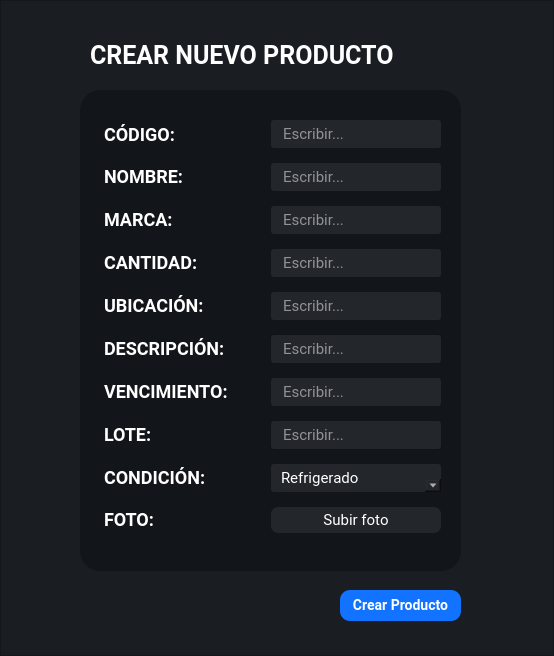
The window that Interfaces/main/nuevo_producto_ui.ui (juanignaciocansillieri/Proyecto-Final) describes before a commit, drawn with Qt 5.
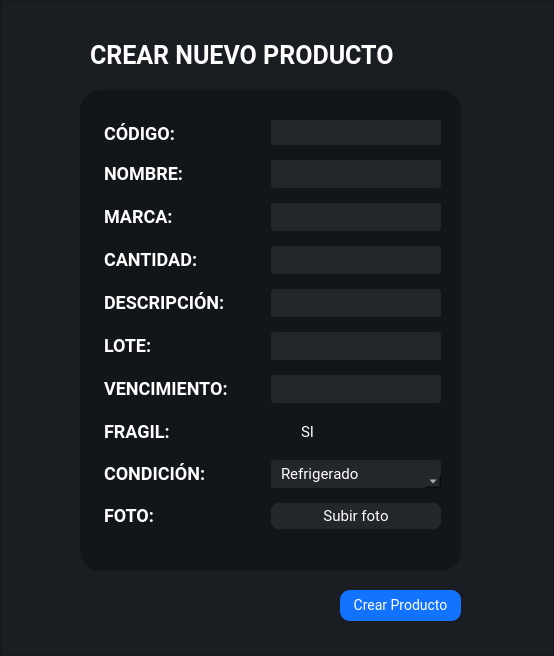
The same window after the commit.

Commit message: logica nuevo producto

What changed in the file:
```diff
--- a/Interfaces/main/nuevo_producto_ui.ui
+++ b/Interfaces/main/nuevo_producto_ui.ui
@@ -146,7 +146,7 @@
 font-family:Roboto;
 margin-top: 3px;
 border: none;
-font-size:15px;
+font-size:12px;
 font-weight: 400;
 
 }
@@ -156,7 +156,7 @@
 }</string>
            </property>
            <property name="placeholderText">
-            <string>Escribir...</string>
+            <string/>
            </property>
           </widget>
          </item>
@@ -187,7 +187,7 @@
 }</string>
            </property>
            <property name="placeholderText">
-            <string>Escribir...</string>
+            <string/>
            </property>
           </widget>
          </item>
@@ -218,7 +218,7 @@
 }</string>
            </property>
            <property name="placeholderText">
-            <string>Escribir...</string>
+            <string/>
            </property>
           </widget>
          </item>
@@ -277,7 +277,7 @@
 }</string>
            </property>
            <property name="placeholderText">
-            <string>Escribir...</string>
+            <string/>
            </property>
           </widget>
          </item>
@@ -291,7 +291,7 @@
 margin-top:15px</string>
            </property>
            <property name="text">
-            <string>UBICACIÓN:</string>
+            <string>DESCRIPCIÓN:</string>
            </property>
           </widget>
          </item>
@@ -322,7 +322,7 @@
 }</string>
            </property>
            <property name="placeholderText">
-            <string>Escribir...</string>
+            <string/>
            </property>
           </widget>
          </item>
@@ -336,7 +336,7 @@
 margin-top:15px</string>
            </property>
            <property name="text">
-            <string>DESCRIPCIÓN:</string>
+            <string>LOTE:</string>
            </property>
           </widget>
          </item>
@@ -381,7 +381,7 @@
 }</string>
            </property>
            <property name="placeholderText">
-            <string>Escribir...</string>
+            <string/>
            </property>
           </widget>
          </item>
@@ -412,7 +412,7 @@
 }</string>
            </property>
            <property name="placeholderText">
-            <string>Escribir...</string>
+            <string/>
            </property>
           </widget>
          </item>
@@ -426,38 +426,7 @@
 margin-top:15px</string>
            </property>
            <property name="text">
-            <string>LOTE:</string>
-           </property>
-          </widget>
-         </item>
-         <item row="9" column="1">
-          <widget class="QLineEdit" name="lineEdit_8">
-           <property name="minimumSize">
-            <size>
-             <width>0</width>
-             <height>28</height>
-            </size>
-           </property>
-           <property name="styleSheet">
-            <string notr="true">QLineEdit{
-background-color: #23262b;
-border-radius: 3px;
-padding: 4 10px;
-color: #fff;
-font-family:Roboto;
-margin-top: 3px;
-border: none;
-font-size:15px;
-font-weight: 400;
-margin-top:15px
-}
-
-
-QLineEdit:focus{
-}</string>
-           </property>
-           <property name="placeholderText">
-            <string>Escribir...</string>
+            <string>FRAGIL:</string>
            </property>
           </widget>
          </item>
@@ -576,6 +545,28 @@
            </property>
           </widget>
          </item>
+         <item row="9" column="1">
+          <widget class="QRadioButton" name="fragil_rb">
+           <property name="styleSheet">
+            <string notr="true">QRadioButton{
+
+border-radius: 3px;
+padding: 4 10px;
+color: #fff;
+font-family:Roboto;
+margin-top: 3px;
+border: none;
+font-size:15px;
+font-weight: 400;
+margin-top:15px
+}
+</string>
+           </property>
+           <property name="text">
+            <string>SI</string>
+           </property>
+          </widget>
+         </item>
         </layout>
        </widget>
       </widget>
@@ -620,8 +611,6 @@
         <font>
          <family>Roboto</family>
          <pointsize>-1</pointsize>
-         <weight>75</weight>
-         <bold>true</bold>
         </font>
        </property>
        <property name="cursor">
@@ -632,7 +621,6 @@
 background-color: #1173ff;
 color: #fff;
 border-radius:10px;
-font-weight:bold;
 font-family:Roboto;
 font-size: 14px
 
```
Left out of the diff: 20 changed lines with no effect on the pictures. The commit also changes 21 other files.
